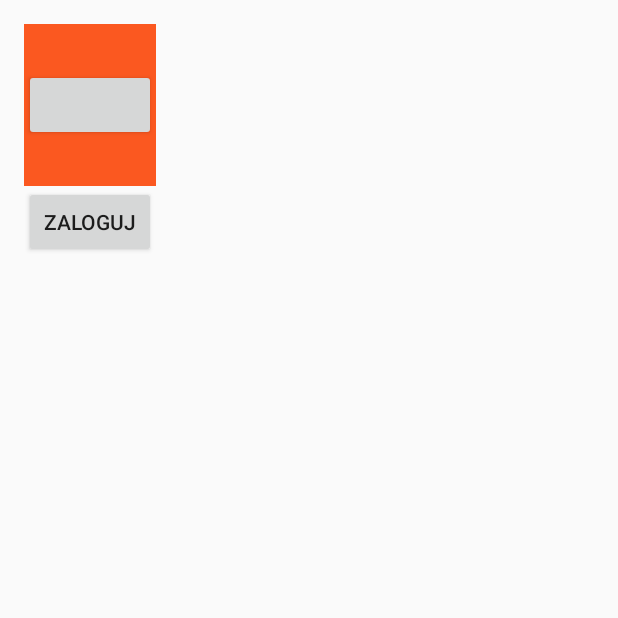
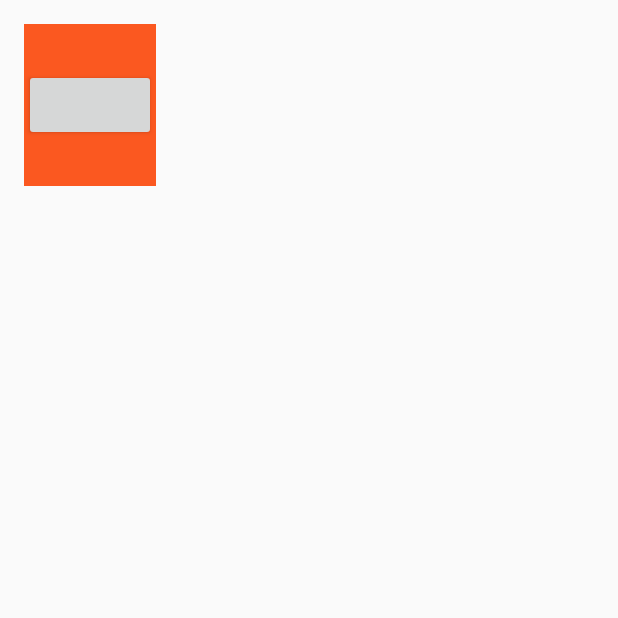
Before and after one commit to nick1907/FzDestroyer, an Android app: the screen it shows after launch (MainActivity), on a phone screen of 412 x 824 dp, the top half of it. Run offline under Robolectric (Android 15) with nearby library versions, the phone set to English and light mode, and no system bars; libraries missing offline, so code that uses them is left out: com.facebook, com.facebook.appevents, com.facebook.login; plain views replace LoginButton; 10 statements that could not run were skipped.

Commit message:
Wstawiam projekt

```diff
--- a/app/src/main/java/destroyer/friendzone/com/fzdestroyer/AdapterDoCzatu.java
+++ b/app/src/main/java/destroyer/friendzone/com/fzdestroyer/AdapterDoCzatu.java
@@ -9,9 +9,7 @@ import android.widget.ArrayAdapter;
 import android.widget.ImageView;
 import android.widget.TextView;
 
-/**
- * Created by brzydki on 05/05/15.
- */
+// adapter do listy typu ListView
 public class AdapterDoCzatu extends ArrayAdapter<Element>
 {
     private Context kontekst;
--- a/app/src/main/java/destroyer/friendzone/com/fzdestroyer/Czat.java
+++ b/app/src/main/java/destroyer/friendzone/com/fzdestroyer/Czat.java
@@ -7,10 +7,8 @@ import android.support.v4.app.FragmentManager;
 import android.support.v4.app.FragmentTransaction;
 import android.view.Menu;
 import android.view.MenuItem;
-import com.facebook.messenger.MessengerUtils;
-import com.facebook.messenger.MessengerThreadParams;
-import com.facebook.messenger.ShareToMessengerParams;
 
+// klasa zajmujaca sie calym czatem
 public class Czat extends FragmentActivity
 {
     @Override
--- a/app/src/main/java/destroyer/friendzone/com/fzdestroyer/Element.java
+++ b/app/src/main/java/destroyer/friendzone/com/fzdestroyer/Element.java
@@ -1,8 +1,6 @@
 package destroyer.friendzone.com.fzdestroyer;
 
-/**
- * Created by brzydki on 05/05/15.
- */
+// klasa przedstawiajaca pojedynczy element listy
 public class Element
 {
     String imie;
--- a/app/src/main/java/destroyer/friendzone/com/fzdestroyer/JSONParser.java
+++ b/app/src/main/java/destroyer/friendzone/com/fzdestroyer/JSONParser.java
@@ -15,25 +15,30 @@ import org.apache.http.client.utils.URLEncodedUtils;
 import org.apache.http.impl.client.DefaultHttpClient;
 import org.json.JSONException;
 import org.json.JSONObject;
-
 import android.util.Log;
 
-public class JSONParser {
+//////////////////////////////////////////////////////////////
+//                         UWAGA                            //
+// ta klasa nie jest wykorzystywana ale w przyszlosci moze byc
+//////////////////////////////////////////////////////////////
+public class JSONParser
+{
 
     static InputStream is = null;
     static JSONObject jObj = null;
     static String json = "";
 
     // constructor
-    public JSONParser() {
+    public JSONParser()
+    {
 
     }
 
     // function get json from url
     // by making HTTP POST or GET mehtod
     public JSONObject makeHttpRequest(String url, String method,
-                                      List<NameValuePair> params) {
-
+                                      List<NameValuePair> params)
+    {
         // Making HTTP request
         try
         {
@@ -81,14 +86,19 @@ public class JSONParser {
             }
             is.close();
             json = sb.toString();
-        } catch (Exception e) {
+        }
+        catch (Exception e)
+        {
             Log.e("Buffer Error", "Error converting result " + e.toString());
         }
 
         // try parse the string to a JSON object
-        try {
+        try
+        {
             jObj = new JSONObject(json);
-        } catch (JSONException e) {
+        }
+        catch (JSONException e)
+        {
             Log.e("JSON Parser", "Error parsing data " + e.toString());
         }
 
--- a/app/src/main/java/destroyer/friendzone/com/fzdestroyer/Logowanie.java
+++ b/app/src/main/java/destroyer/friendzone/com/fzdestroyer/Logowanie.java
@@ -57,6 +57,7 @@ public class Logowanie extends Fragment
     {
         super.onPause();
 
+        // zapisanie w pamieci urzadzenia ustawien programu
         SharedPreferences settings = getActivity().getSharedPreferences("PREF", 0);
         SharedPreferences.Editor edytor = settings.edit();
         edytor.putBoolean("zalogowany", zalogowany);
@@ -151,21 +152,10 @@ public class Logowanie extends Fragment
         @Override
         protected String doInBackground(String... params)
         {
-            /*
-            List<NameValuePair> lista = new ArrayList<NameValuePair>();
-            lista.add(new BasicNameValuePair("login", profil.getId()));
-            lista.add(new BasicNameValuePair("plec", "0"));
-            lista.add(new BasicNameValuePair("data_urodzenia", "12-02-1990"));
-            lista.add(new BasicNameValuePair("orientacja", "1"));
-            lista.add(new BasicNameValuePair("zagieg", "90"));
-            lista.add(new BasicNameValuePair("miejscowosc", "Wrocław"));
-            lista.add(new BasicNameValuePair("email", profil.getId()));
-            lista.add(new BasicNameValuePair("haslo", "supertajne"));
-
-            */
-
+            // utworzenie zapytania do bazy danych i jego wykoanie
             try
             {
+                // zapytanie do bazy danych (utworzenie nowego uzytkownika programu)
                 String data = URLEncoder.encode("login", "UTF-8") + "=" + URLEncoder.encode(profil.getId(), "UTF-8");
                 data += "&" + URLEncoder.encode("plec", "UTF-8") + "=" + URLEncoder.encode("0", "UTF-8");
                 data += "&" + URLEncoder.encode("data_urodzenia", "UTF-8") + "=" + URLEncoder.encode("12-02-1990", "UTF-8");
@@ -183,6 +173,7 @@ public class Logowanie extends Fragment
                     conn.setDoOutput(true);
                     OutputStreamWriter wr = new OutputStreamWriter(conn.getOutputStream());
 
+                    // wyslij zapytanie do bazy danych
                     String text = "";
                     BufferedReader reader = null;
                     wr.write(data);
@@ -192,6 +183,7 @@ public class Logowanie extends Fragment
                     StringBuilder sb = new StringBuilder();
                     String line = null;
 
+                    // odczytaj odpowiedz serwera
                     while ((line = reader.readLine()) != null)
                         sb.append(new StringBuilder(line + "\n"));
 
@@ -204,27 +196,7 @@ public class Logowanie extends Fragment
             {
                 e.printStackTrace();
             }
-//            JSONObject json = jsonParser.makeHttpRequest(adres, "POST", lista);
 
-            /*
-            try
-            {
-                int success = json.getInt("success");
-
-                if (success == 1)
-                {
-                    Toast.makeText(getActivity(), "Udalo sie wyslac dane.", Toast.LENGTH_LONG).show();
-                }
-                else
-                {
-                    Toast.makeText(getActivity(), "Nie udalo sie wyslac danych.", Toast.LENGTH_LONG).show();
-                }
-            }
-            catch (JSONException e)
-            {
-                e.printStackTrace();
-            }
-            */
             return null;
         }
     }
--- a/app/src/main/java/destroyer/friendzone/com/fzdestroyer/MainActivity.java
+++ b/app/src/main/java/destroyer/friendzone/com/fzdestroyer/MainActivity.java
@@ -6,12 +6,12 @@ import android.support.v4.app.FragmentActivity;
 import android.os.Bundle;
 import android.support.v4.app.FragmentManager;
 import android.support.v4.app.FragmentTransaction;
-import android.view.View;
-import android.widget.Toast;
 import com.facebook.CallbackManager;
 import com.facebook.FacebookSdk;
 import com.facebook.appevents.AppEventsLogger;
 
+
+// glowna klasa zajmujaca sie logowaniem i opcjami programu
 public class MainActivity extends FragmentActivity
 {
     private CallbackManager callback;
@@ -22,31 +22,23 @@ public class MainActivity extends FragmentActivity
     {
         super.onCreate(savedInstanceState);
 
+        // inicjalizacja FACEBOOK API
         FacebookSdk.sdkInitialize(this);
 
+        // tworzenie w pamieci urzadzenia ustawien programu
         SharedPreferences settings =getSharedPreferences("PREF", 0);
-        /*
-        if (settings.getBoolean("zalogowany", false))
-        {*/
+
         callback = CallbackManager.Factory.create();
 
         setContentView(R.layout.activity_main);
 
+        // tworzenie nowego fragmentu (fragmentu logowania)
         FragmentManager fm = getSupportFragmentManager();
         logowanie = (Logowanie) fm.findFragmentById(R.id.logowanie_fragment);
 
         FragmentTransaction ft = fm.beginTransaction();
         ft.commit();
-        /*}
-        else
-        {
-            Intent intent = new Intent(this, Czat.class);
-            startActivity(intent);
     }
-        */
-    }
-
-    // nowy komentarz ciekawe czy przejdzie
 
     @Override
     protected void onResume()
@@ -56,10 +48,10 @@ public class MainActivity extends FragmentActivity
     }
 
     @Override
-    public void onActivityResult(int requestCode, int resultCode, Intent data) {
+    public void onActivityResult(int requestCode, int resultCode, Intent data)
+    {
         super.onActivityResult(requestCode, resultCode, data);
         callback.onActivityResult(requestCode, resultCode, data);
-        Toast.makeText(this, "Jest udalo sie!", Toast.LENGTH_LONG).show();
     }
 
     @Override
@@ -74,75 +66,4 @@ public class MainActivity extends FragmentActivity
     {
         super.onDestroy();
     }
-
-
-    /*
-    @Override
-    protected void onResumeFragments()
-    {
-        super.onResumeFragments();
 }
-    */
-
-    // funkcja reagujaca na przycisk
-    // wlacza panel do logowania sie do profilu
-    public void zalogujSie(View view)
-    {
-//        intencja = new Intent(this, Logowanie.class);
-
-//        startActivity(intencja);
-//        startActivityForResult(intencja, 0);
-    }
-
-    /*
-    @Override
-    public void onActivityResult(int requestCode, int resultCode, Intent intencja)
-    {
-        super.onActivityResult(requestCode, resultCode, this.intencja);
-
-        String email = "";
-        String haslo = "";
-
-        Toast.makeText(this, "Otrzymano dane.", Toast.LENGTH_LONG).show();
-
-        // sprawdz czy wywolanie nowej aktywnosci cos zwrocilo
-        if (resultCode == Activity.RESULT_OK)
-        {
-            switch (requestCode)
-            {
-                // jesli zwrocono prawidlowo dane
-                case 0:
-                    // pobierz dane ze zwroconej intencji
-                    email = intencja.getStringExtra("email");
-                    haslo = intencja.getStringExtra("haslo");
-                break;
-            }
-        }
-
-        // jesli podano poprawne dane do logowania
-        if (sprawdzDane(email, haslo))
-        {
-            Toast.makeText(this, "Podano poprawne dane do logowania.", Toast.LENGTH_LONG).show();
-        }
-    }
-    */
-
-    public boolean sprawdzDane(String login, String haslo)
-    {
-        // jesli i login i haslo sa podane
-        if (!login.isEmpty() && !haslo.isEmpty())
-        {
-            // jesli dane do logowania sa poprawne
-            if ((login.equals("konrad@vp.pl") && haslo.equals("konrad"))
-                || (login.equals("marek@vp.pl") && haslo.equals("marek"))
-                || (login.equals("ghost@shadow.pl") && haslo.equals("ghost")))
-            {
-                return true;
-            }
-        }
-
-        Toast.makeText(this, "Podano niepoprawne dane do logowania.", Toast.LENGTH_LONG).show();
-
-        return false;
-    }
-}
--- a/app/src/main/java/destroyer/friendzone/com/fzdestroyer/OknoCzatu.java
+++ b/app/src/main/java/destroyer/friendzone/com/fzdestroyer/OknoCzatu.java
@@ -6,6 +6,7 @@ import android.view.LayoutInflater;
 import android.view.View;
 import android.view.ViewGroup;
 
+// to bedzie fragment zajmujacy sie obsluga czatu
 public class OknoCzatu extends Fragment
 {
     public OknoCzatu()
--- a/app/src/main/res/layout/activity_main.xml
+++ b/app/src/main/res/layout/activity_main.xml
@@ -13,13 +13,4 @@
         android:layout_height="wrap_content"
         android:id="@+id/logowanie_fragment"
         android:name="destroyer.friendzone.com.fzdestroyer.Logowanie"/>
-
-    <Button
-        android:layout_width="wrap_content"
-        android:layout_height="wrap_content"
-        android:text="@string/przycisk_logowania"
-        android:layout_below="@+id/logowanie_fragment"
-        android:id="@+id/menu_zaloguj"
-        android:gravity="center"
-        android:onClick="zalogujSie" />
 </RelativeLayout>
```
Lines whose indentation alone changed are shown as unchanged.
